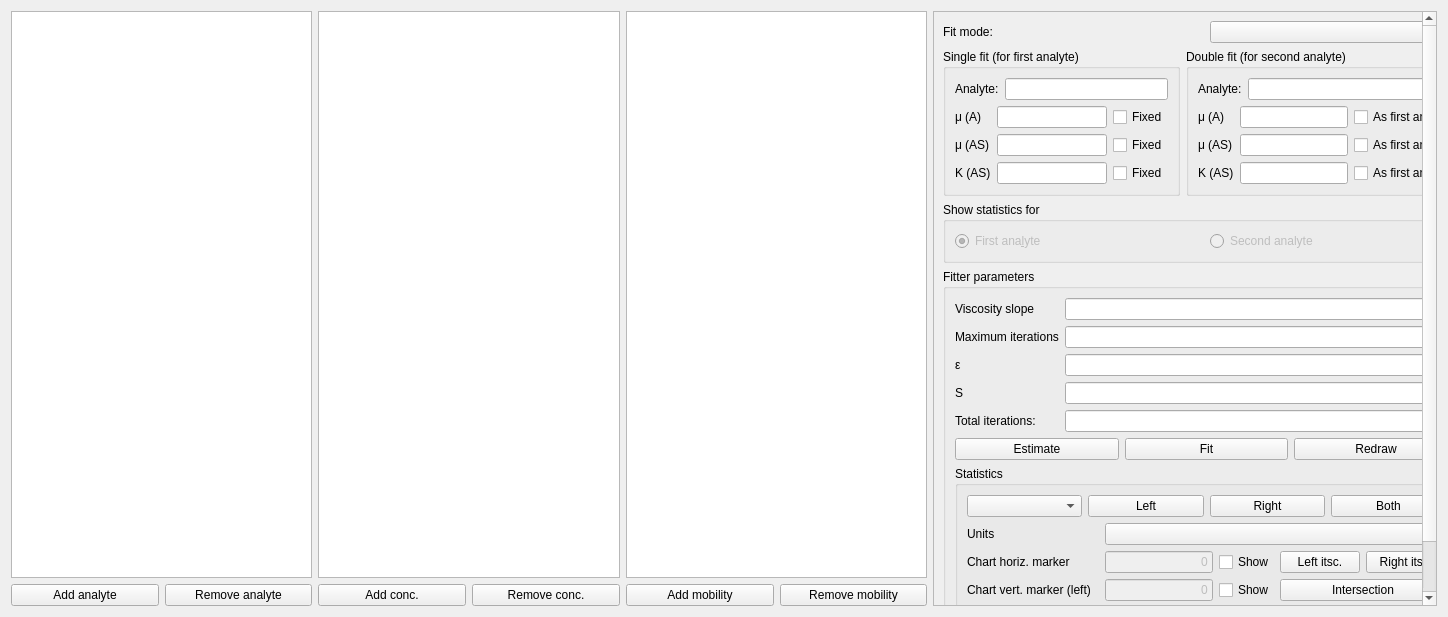
Before: the Qt Designer form src/gui/hyperbolefitwidget.ui in echmet/CEval, drawn with Qt 5.
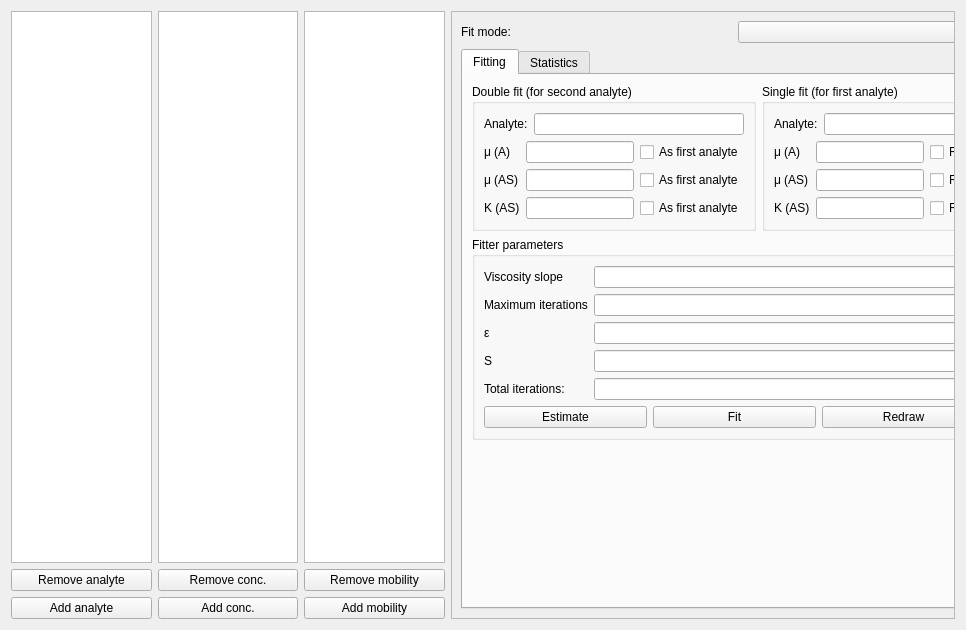
After: the same form once the commit is applied. Custom widgets are drawn as their Qt base class.

Commit message: Reorganize the UI to make it fit on narrow screens

```diff
--- a/src/gui/hyperbolefitwidget.ui
+++ b/src/gui/hyperbolefitwidget.ui
@@ -6,10 +6,16 @@
    <rect>
     <x>0</x>
     <y>0</y>
-    <width>1448</width>
-    <height>617</height>
+    <width>966</width>
+    <height>630</height>
    </rect>
   </property>
+  <property name="sizePolicy">
+   <sizepolicy hsizetype="Preferred" vsizetype="Preferred">
+    <horstretch>0</horstretch>
+    <verstretch>0</verstretch>
+   </sizepolicy>
+  </property>
   <property name="windowTitle">
    <string>Form</string>
   </property>
@@ -24,6 +30,12 @@
          <verstretch>0</verstretch>
         </sizepolicy>
        </property>
+       <property name="minimumSize">
+        <size>
+         <width>85</width>
+         <height>0</height>
+        </size>
+       </property>
        <property name="editTriggers">
         <set>QAbstractItemView::NoEditTriggers</set>
        </property>
@@ -36,14 +48,7 @@
       </widget>
      </item>
      <item>
-      <layout class="QHBoxLayout" name="horizontalLayout_2">
-       <item>
-        <widget class="QPushButton" name="qpb_addAnalyte">
-         <property name="text">
-          <string>Add analyte</string>
-         </property>
-        </widget>
-       </item>
+      <layout class="QVBoxLayout" name="verticalLayout_4">
        <item>
         <widget class="QPushButton" name="qpb_removeAnalyte">
          <property name="text">
@@ -51,6 +56,13 @@
          </property>
         </widget>
        </item>
+       <item>
+        <widget class="QPushButton" name="qpb_addAnalyte">
+         <property name="text">
+          <string>Add analyte</string>
+         </property>
+        </widget>
+       </item>
       </layout>
      </item>
     </layout>
@@ -65,6 +77,12 @@
          <verstretch>0</verstretch>
         </sizepolicy>
        </property>
+       <property name="minimumSize">
+        <size>
+         <width>85</width>
+         <height>0</height>
+        </size>
+       </property>
        <property name="editTriggers">
         <set>QAbstractItemView::NoEditTriggers</set>
        </property>
@@ -74,14 +92,7 @@
       </widget>
      </item>
      <item>
-      <layout class="QHBoxLayout" name="horizontalLayout_3">
-       <item>
-        <widget class="QPushButton" name="qpb_addConcentration">
-         <property name="text">
-          <string>Add conc.</string>
-         </property>
-        </widget>
-       </item>
+      <layout class="QVBoxLayout" name="verticalLayout_5">
        <item>
         <widget class="QPushButton" name="qpb_removeConcentration">
          <property name="text">
@@ -89,6 +100,13 @@
          </property>
         </widget>
        </item>
+       <item>
+        <widget class="QPushButton" name="qpb_addConcentration">
+         <property name="text">
+          <string>Add conc.</string>
+         </property>
+        </widget>
+       </item>
       </layout>
      </item>
     </layout>
@@ -103,6 +121,12 @@
          <verstretch>0</verstretch>
         </sizepolicy>
        </property>
+       <property name="minimumSize">
+        <size>
+         <width>85</width>
+         <height>0</height>
+        </size>
+       </property>
        <property name="editTriggers">
         <set>QAbstractItemView::NoEditTriggers</set>
        </property>
@@ -112,14 +136,7 @@
       </widget>
      </item>
      <item>
-      <layout class="QHBoxLayout" name="horizontalLayout_4">
-       <item>
-        <widget class="QPushButton" name="qpb_addMobility">
-         <property name="text">
-          <string>Add mobility</string>
-         </property>
-        </widget>
-       </item>
+      <layout class="QVBoxLayout" name="verticalLayout_14">
        <item>
         <widget class="QPushButton" name="qpb_removeMobility">
          <property name="text">
@@ -127,6 +144,13 @@
          </property>
         </widget>
        </item>
+       <item>
+        <widget class="QPushButton" name="qpb_addMobility">
+         <property name="text">
+          <string>Add mobility</string>
+         </property>
+        </widget>
+       </item>
       </layout>
      </item>
     </layout>
@@ -134,7 +158,7 @@
    <item>
     <widget class="QScrollArea" name="scrollArea">
      <property name="sizePolicy">
-      <sizepolicy hsizetype="Minimum" vsizetype="Expanding">
+      <sizepolicy hsizetype="Fixed" vsizetype="Preferred">
        <horstretch>0</horstretch>
        <verstretch>0</verstretch>
       </sizepolicy>
@@ -146,7 +170,7 @@
       <enum>Qt::ScrollBarAlwaysOff</enum>
      </property>
      <property name="sizeAdjustPolicy">
-      <enum>QAbstractScrollArea::AdjustIgnored</enum>
+      <enum>QAbstractScrollArea::AdjustToContents</enum>
      </property>
      <property name="widgetResizable">
       <bool>true</bool>
@@ -155,20 +179,18 @@
       <property name="geometry">
        <rect>
         <x>0</x>
-        <y>-239</y>
-        <width>591</width>
-        <height>840</height>
+        <y>0</y>
+        <width>613</width>
+        <height>614</height>
        </rect>
       </property>
       <property name="sizePolicy">
-       <sizepolicy hsizetype="Preferred" vsizetype="Preferred">
+       <sizepolicy hsizetype="Minimum" vsizetype="Minimum">
         <horstretch>0</horstretch>
         <verstretch>0</verstretch>
        </sizepolicy>
       </property>
-      <layout class="QHBoxLayout" name="horizontalLayout_8">
-       <item>
-        <layout class="QVBoxLayout" name="verticalLayout_5">
+      <layout class="QVBoxLayout" name="verticalLayout_12">
          <item>
           <layout class="QHBoxLayout" name="horizontalLayout_7">
            <item>
@@ -197,109 +219,17 @@
           </layout>
          </item>
          <item>
-          <layout class="QVBoxLayout" name="verticalLayout_4">
-           <item>
-            <layout class="QHBoxLayout" name="horizontalLayout_5">
-             <item>
-              <widget class="QGroupBox" name="qgb_singleFit">
-               <property name="title">
-                <string>Single fit (for first analyte)</string>
-               </property>
-               <layout class="QVBoxLayout" name="verticalLayout_6">
+        <widget class="QTabWidget" name="tabWidget">
+         <property name="currentIndex">
+          <number>0</number>
+         </property>
+         <widget class="QWidget" name="tab">
+          <attribute name="title">
+           <string>Fitting</string>
+          </attribute>
+          <layout class="QVBoxLayout" name="verticalLayout_11">
                 <item>
-                 <layout class="QFormLayout" name="formLayout">
-                  <property name="sizeConstraint">
-                   <enum>QLayout::SetMinimumSize</enum>
-                  </property>
-                  <item row="0" column="0">
-                   <widget class="QLabel" name="ql_analyteAName">
-                    <property name="text">
-                     <string>Analyte:</string>
-                    </property>
-                   </widget>
-                  </item>
-                  <item row="0" column="1">
-                   <widget class="QLineEdit" name="qle_analyteAName">
-                    <property name="alignment">
-                     <set>Qt::AlignRight|Qt::AlignTrailing|Qt::AlignVCenter</set>
-                    </property>
-                    <property name="readOnly">
-                     <bool>true</bool>
-                    </property>
-                   </widget>
-                  </item>
-                 </layout>
-                </item>
-                <item>
-                 <layout class="QGridLayout" name="gridLayout">
-                  <item row="1" column="0">
-                   <widget class="QLabel" name="ql_csMobility">
-                    <property name="text">
-                     <string>μ (AS)</string>
-                    </property>
-                   </widget>
-                  </item>
-                  <item row="1" column="1">
-                   <widget class="FloatingValueLineEdit" name="qle_csMobility">
-                    <property name="alignment">
-                     <set>Qt::AlignRight|Qt::AlignTrailing|Qt::AlignVCenter</set>
-                    </property>
-                   </widget>
-                  </item>
-                  <item row="0" column="0">
-                   <widget class="QLabel" name="ql_freeMobility">
-                    <property name="text">
-                     <string>μ (A)</string>
-                    </property>
-                   </widget>
-                  </item>
-                  <item row="2" column="1">
-                   <widget class="FloatingValueLineEdit" name="qle_KCS">
-                    <property name="alignment">
-                     <set>Qt::AlignRight|Qt::AlignTrailing|Qt::AlignVCenter</set>
-                    </property>
-                   </widget>
-                  </item>
-                  <item row="2" column="0">
-                   <widget class="QLabel" name="ql_KCS">
-                    <property name="text">
-                     <string>K (AS)</string>
-                    </property>
-                   </widget>
-                  </item>
-                  <item row="0" column="1">
-                   <widget class="FloatingValueLineEdit" name="qle_freeMobility">
-                    <property name="alignment">
-                     <set>Qt::AlignRight|Qt::AlignTrailing|Qt::AlignVCenter</set>
-                    </property>
-                   </widget>
-                  </item>
-                  <item row="0" column="2">
-                   <widget class="QMappedCheckBox" name="qcb_fixedFreeMobility">
-                    <property name="text">
-                     <string>Fixed</string>
-                    </property>
-                   </widget>
-                  </item>
-                  <item row="1" column="2">
-                   <widget class="QMappedCheckBox" name="qcb_fixedCsMobility">
-                    <property name="text">
-                     <string>Fixed</string>
-                    </property>
-                   </widget>
-                  </item>
-                  <item row="2" column="2">
-                   <widget class="QMappedCheckBox" name="qcb_fixedKCS">
-                    <property name="text">
-                     <string>Fixed</string>
-                    </property>
-                   </widget>
-                  </item>
-                 </layout>
-                </item>
-               </layout>
-              </widget>
-             </item>
+            <layout class="QHBoxLayout" name="horizontalLayout_2">
              <item>
               <widget class="QGroupBox" name="qgb_doubleFit">
                <property name="title">
@@ -320,6 +250,18 @@
                   </item>
                   <item row="0" column="1">
                    <widget class="QLineEdit" name="qle_analyteBName">
+                    <property name="sizePolicy">
+                     <sizepolicy hsizetype="MinimumExpanding" vsizetype="Fixed">
+                      <horstretch>0</horstretch>
+                      <verstretch>0</verstretch>
+                     </sizepolicy>
+                    </property>
+                    <property name="minimumSize">
+                     <size>
+                      <width>150</width>
+                      <height>0</height>
+                     </size>
+                    </property>
                     <property name="frame">
                      <bool>true</bool>
                     </property>
@@ -337,6 +279,12 @@
                  <layout class="QGridLayout" name="gridLayout_2">
                   <item row="2" column="1">
                    <widget class="FloatingValueLineEdit" name="qle_KCSB">
+                    <property name="minimumSize">
+                     <size>
+                      <width>85</width>
+                      <height>0</height>
+                     </size>
+                    </property>
                     <property name="alignment">
                      <set>Qt::AlignRight|Qt::AlignTrailing|Qt::AlignVCenter</set>
                     </property>
@@ -344,6 +292,12 @@
                   </item>
                   <item row="0" column="1">
                    <widget class="FloatingValueLineEdit" name="qle_freeMobilityB">
+                    <property name="minimumSize">
+                     <size>
+                      <width>85</width>
+                      <height>0</height>
+                     </size>
+                    </property>
                     <property name="alignment">
                      <set>Qt::AlignRight|Qt::AlignTrailing|Qt::AlignVCenter</set>
                     </property>
@@ -372,6 +326,12 @@
                   </item>
                   <item row="1" column="1">
                    <widget class="FloatingValueLineEdit" name="qle_csMobilityB">
+                    <property name="minimumSize">
+                     <size>
+                      <width>85</width>
+                      <height>0</height>
+                     </size>
+                    </property>
                     <property name="alignment">
                      <set>Qt::AlignRight|Qt::AlignTrailing|Qt::AlignVCenter</set>
                     </property>
@@ -403,36 +363,132 @@
                </layout>
               </widget>
              </item>
-            </layout>
-           </item>
            <item>
-            <widget class="QGroupBox" name="groupBox">
+              <widget class="QGroupBox" name="qgb_singleFit">
              <property name="title">
-              <string>Show statistics for</string>
-             </property>
-             <layout class="QHBoxLayout" name="horizontalLayout_9">
+                <string>Single fit (for first analyte)</string>
+               </property>
+               <layout class="QVBoxLayout" name="verticalLayout_6">
               <item>
-               <widget class="QRadioButton" name="qrb_leftAnalyte">
-                <property name="enabled">
-                 <bool>false</bool>
-                </property>
+                 <layout class="QFormLayout" name="formLayout">
+                  <property name="sizeConstraint">
+                   <enum>QLayout::SetMinimumSize</enum>
+                  </property>
+                  <item row="0" column="0">
+                   <widget class="QLabel" name="ql_analyteAName">
                 <property name="text">
-                 <string>First ana&amp;lyte</string>
-                </property>
-                <property name="checked">
+                     <string>Analyte:</string>
+                    </property>
+                   </widget>
+                  </item>
+                  <item row="0" column="1">
+                   <widget class="QLineEdit" name="qle_analyteAName">
+                    <property name="sizePolicy">
+                     <sizepolicy hsizetype="MinimumExpanding" vsizetype="Fixed">
+                      <horstretch>0</horstretch>
+                      <verstretch>0</verstretch>
+                     </sizepolicy>
+                    </property>
+                    <property name="minimumSize">
+                     <size>
+                      <width>150</width>
+                      <height>0</height>
+                     </size>
+                    </property>
+                    <property name="alignment">
+                     <set>Qt::AlignRight|Qt::AlignTrailing|Qt::AlignVCenter</set>
+                    </property>
+                    <property name="readOnly">
                  <bool>true</bool>
                 </property>
                </widget>
               </item>
+                 </layout>
+                </item>
               <item>
-               <widget class="QRadioButton" name="qrb_rightAnalyte">
-                <property name="enabled">
-                 <bool>false</bool>
-                </property>
+                 <layout class="QGridLayout" name="gridLayout">
+                  <item row="1" column="0">
+                   <widget class="QLabel" name="ql_csMobility">
+                    <property name="text">
+                     <string>μ (AS)</string>
+                    </property>
+                   </widget>
+                  </item>
+                  <item row="1" column="1">
+                   <widget class="FloatingValueLineEdit" name="qle_csMobility">
+                    <property name="minimumSize">
+                     <size>
+                      <width>85</width>
+                      <height>0</height>
+                     </size>
+                    </property>
+                    <property name="alignment">
+                     <set>Qt::AlignRight|Qt::AlignTrailing|Qt::AlignVCenter</set>
+                    </property>
+                   </widget>
+                  </item>
+                  <item row="0" column="0">
+                   <widget class="QLabel" name="ql_freeMobility">
                 <property name="text">
-                 <string>Second analyte</string>
-                </property>
-               </widget>
+                     <string>μ (A)</string>
+                    </property>
+                   </widget>
+                  </item>
+                  <item row="2" column="1">
+                   <widget class="FloatingValueLineEdit" name="qle_KCS">
+                    <property name="minimumSize">
+                     <size>
+                      <width>85</width>
+                      <height>0</height>
+                     </size>
+                    </property>
+                    <property name="alignment">
+                     <set>Qt::AlignRight|Qt::AlignTrailing|Qt::AlignVCenter</set>
+                    </property>
+                   </widget>
+                  </item>
+                  <item row="2" column="0">
+                   <widget class="QLabel" name="ql_KCS">
+                    <property name="text">
+                     <string>K (AS)</string>
+                    </property>
+                   </widget>
+                  </item>
+                  <item row="0" column="1">
+                   <widget class="FloatingValueLineEdit" name="qle_freeMobility">
+                    <property name="minimumSize">
+                     <size>
+                      <width>85</width>
+                      <height>0</height>
+                     </size>
+                    </property>
+                    <property name="alignment">
+                     <set>Qt::AlignRight|Qt::AlignTrailing|Qt::AlignVCenter</set>
+                    </property>
+                   </widget>
+                  </item>
+                  <item row="0" column="2">
+                   <widget class="QMappedCheckBox" name="qcb_fixedFreeMobility">
+                    <property name="text">
+                     <string>Fixed</string>
+                    </property>
+                   </widget>
+                  </item>
+                  <item row="1" column="2">
+                   <widget class="QMappedCheckBox" name="qcb_fixedCsMobility">
+                    <property name="text">
+                     <string>Fixed</string>
+                    </property>
+                   </widget>
+                  </item>
+                  <item row="2" column="2">
+                   <widget class="QMappedCheckBox" name="qcb_fixedKCS">
+                    <property name="text">
+                     <string>Fixed</string>
+                    </property>
+                   </widget>
+                  </item>
+                 </layout>
               </item>
              </layout>
             </widget>
@@ -543,45 +599,112 @@
               </item>
              </layout>
             </item>
+             </layout>
+            </widget>
+           </item>
+           <item>
+            <spacer name="verticalSpacer_2">
+             <property name="orientation">
+              <enum>Qt::Vertical</enum>
+             </property>
+             <property name="sizeHint" stdset="0">
+              <size>
+               <width>20</width>
+               <height>40</height>
+              </size>
+             </property>
+            </spacer>
+           </item>
+          </layout>
+         </widget>
+         <widget class="QWidget" name="tab_2">
+          <attribute name="title">
+           <string>Statistics</string>
+          </attribute>
+          <layout class="QVBoxLayout" name="verticalLayout_13">
+           <item>
+            <widget class="QGroupBox" name="groupBox">
+             <property name="sizePolicy">
+              <sizepolicy hsizetype="Preferred" vsizetype="Minimum">
+               <horstretch>0</horstretch>
+               <verstretch>0</verstretch>
+              </sizepolicy>
+             </property>
+             <property name="title">
+              <string>Show statistics for</string>
+             </property>
+             <layout class="QHBoxLayout" name="horizontalLayout_9">
+              <item>
+               <widget class="QRadioButton" name="qrb_leftAnalyte">
+                <property name="enabled">
+                 <bool>false</bool>
+                </property>
+                <property name="text">
+                 <string>First ana&amp;lyte</string>
+                </property>
+                <property name="checked">
+                 <bool>true</bool>
+                </property>
+               </widget>
+              </item>
+              <item>
+               <widget class="QRadioButton" name="qrb_rightAnalyte">
+                <property name="enabled">
+                 <bool>false</bool>
+                </property>
+                <property name="text">
+                 <string>Second analyte</string>
+                </property>
+               </widget>
+              </item>
+             </layout>
+            </widget>
+           </item>
             <item>
              <widget class="QGroupBox" name="qgb_statistics">
+             <property name="sizePolicy">
+              <sizepolicy hsizetype="Preferred" vsizetype="MinimumExpanding">
+               <horstretch>0</horstretch>
+               <verstretch>0</verstretch>
+              </sizepolicy>
+             </property>
               <property name="title">
                <string>Statistics</string>
               </property>
               <layout class="QVBoxLayout" name="verticalLayout_9">
                <item>
                 <layout class="QGridLayout" name="gridLayout_4">
-                 <item row="0" column="0">
-                  <widget class="QComboBox" name="qcbox_statData">
-                   <property name="sizePolicy">
-                    <sizepolicy hsizetype="Preferred" vsizetype="Fixed">
-                     <horstretch>0</horstretch>
-                     <verstretch>0</verstretch>
-                    </sizepolicy>
-                   </property>
-                  </widget>
-                 </item>
-                 <item row="0" column="1">
-                  <widget class="QPushButton" name="qpb_leftConfIntr">
-                   <property name="text">
-                    <string>Left</string>
-                   </property>
-                  </widget>
-                 </item>
-                 <item row="0" column="2">
+                <item row="1" column="1">
                   <widget class="QPushButton" name="qpb_rightConfIntr">
                    <property name="text">
                     <string>Right</string>
                    </property>
                   </widget>
                  </item>
-                 <item row="0" column="3">
+                <item row="1" column="0">
+                 <widget class="QPushButton" name="qpb_leftConfIntr">
+                  <property name="text">
+                   <string>Left</string>
+                  </property>
+                 </widget>
+                </item>
+                <item row="1" column="2">
                   <widget class="QPushButton" name="qpb_bothConfIntr">
                    <property name="text">
                     <string>Both</string>
                    </property>
                   </widget>
                  </item>
+                <item row="0" column="0" colspan="3">
+                 <widget class="QComboBox" name="qcbox_statData">
+                  <property name="sizePolicy">
+                   <sizepolicy hsizetype="MinimumExpanding" vsizetype="Fixed">
+                    <horstretch>0</horstretch>
+                    <verstretch>0</verstretch>
+                   </sizepolicy>
+                  </property>
+                 </widget>
+                </item>
                 </layout>
                </item>
                <item>
@@ -597,6 +720,12 @@
                      <verstretch>0</verstretch>
                     </sizepolicy>
                    </property>
+                  <property name="minimumSize">
+                   <size>
+                    <width>100</width>
+                    <height>0</height>
+                   </size>
+                  </property>
                    <property name="text">
                     <string>0</string>
                    </property>
@@ -613,7 +742,14 @@
                   </widget>
                  </item>
                  <item row="0" column="1" colspan="4">
-                  <widget class="QComboBox" name="qcbox_statUnits"/>
+                 <widget class="QComboBox" name="qcbox_statUnits">
+                  <property name="sizePolicy">
+                   <sizepolicy hsizetype="MinimumExpanding" vsizetype="Fixed">
+                    <horstretch>0</horstretch>
+                    <verstretch>0</verstretch>
+                   </sizepolicy>
+                  </property>
+                 </widget>
                  </item>
                  <item row="0" column="0">
                   <widget class="QLabel" name="ql_statUnits">
@@ -661,6 +797,12 @@
                      <verstretch>0</verstretch>
                     </sizepolicy>
                    </property>
+                  <property name="minimumSize">
+                   <size>
+                    <width>100</width>
+                    <height>0</height>
+                   </size>
+                  </property>
                    <property name="text">
                     <string>0</string>
                    </property>
@@ -734,10 +876,22 @@
               </layout>
              </widget>
             </item>
-           </layout>
-          </widget>
-         </item>
-        </layout>
+           <item>
+            <spacer name="verticalSpacer">
+             <property name="orientation">
+              <enum>Qt::Vertical</enum>
+             </property>
+             <property name="sizeHint" stdset="0">
+              <size>
+               <width>20</width>
+               <height>40</height>
+              </size>
+             </property>
+            </spacer>
+           </item>
+          </layout>
+         </widget>
+        </widget>
        </item>
       </layout>
      </widget>
```
Left out of the diff: 10 changed lines with no effect on the pictures. Lines whose indentation alone changed are shown as unchanged.
